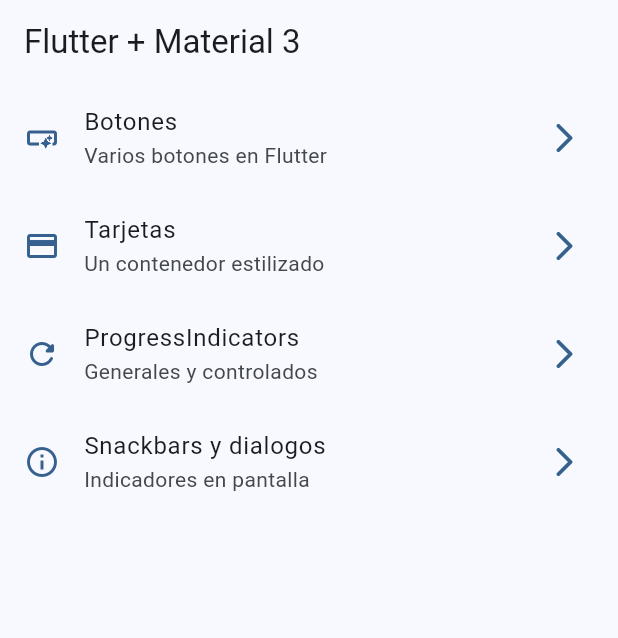
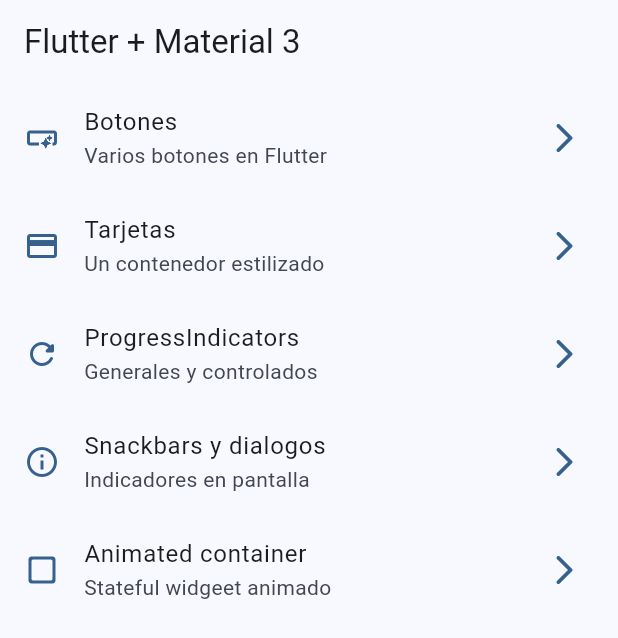
Before and after one commit to alejandrobecerraptor/flutter_widgets_app, a Flutter app: the screen it shows after launch, on a phone screen of 412 x 824 dp. Shown: the top 638 px of the screen. Run offline on Flutter 3.47's test engine with Material 3 defaults, Android fonts, the phone set to English and light mode, and no system bars; our stand-ins replace go_router.

Commit message:
animated container finish

```diff
--- a/lib/config/menu/menu_items.dart
+++ b/lib/config/menu/menu_items.dart
@@ -34,4 +34,9 @@ const appMenuItems = <MenuItem>[
       subTitle: 'Indicadores en pantalla',
       link: '/snackbars',
       icon: Icons.info_outline),
+  MenuItem(
+      title: 'Animated container',
+      subTitle: 'Stateful widgeet animado',
+      link: '/animated',
+      icon: Icons.check_box_outline_blank_rounded),
 ];
--- a/lib/config/router/app_router.dart
+++ b/lib/config/router/app_router.dart
@@ -31,5 +31,10 @@ final appRouter = GoRouter(
       name: SnackbarScreen.name,
       builder: (context, state) => const SnackbarScreen(),
     ),
+        GoRoute(
+      path: '/animated',
+      name: AnimatedScreen.name,
+      builder: (context, state) => const AnimatedScreen(),
+    ),
   ],
 );
```
Also changed, not shown: lib/presentation/screens/animated/animated_screen.dart (+49 -3 lines).
